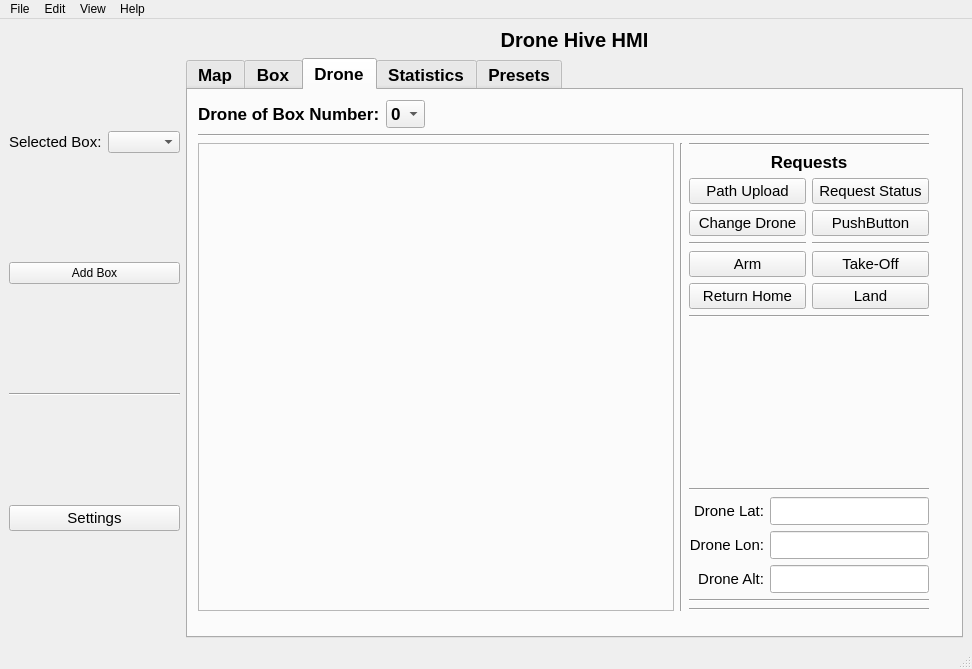
Before: the Qt Designer form ros2_ws/src/hmi/ui/mainwindow.ui in Samwise101/EiRT-AscenD-Robotics, drawn with Qt 5.
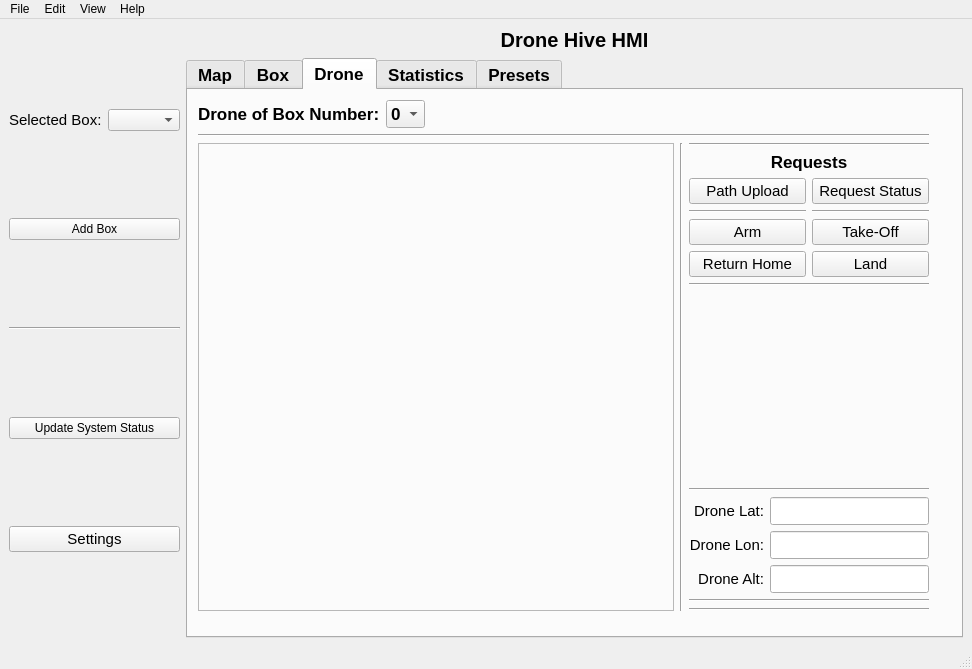
After: the same form once the commit is applied. The open tabs and pages were chosen to show the change. Icons and pictures are not drawn.

Commit message: Added additional gui to backend commands for all push buttons

Patch:
```diff
--- a/ros2_ws/src/hmi/ui/mainwindow.ui
+++ b/ros2_ws/src/hmi/ui/mainwindow.ui
@@ -73,6 +73,13 @@
           </property>
          </widget>
         </item>
+        <item>
+         <widget class="QPushButton" name="updateSystem">
+          <property name="text">
+           <string>Update System Status</string>
+          </property>
+         </widget>
+        </item>
         <item>
          <widget class="QPushButton" name="pushButton1">
           <property name="font">
@@ -621,63 +628,6 @@
                  </item>
                  <item>
                   <layout class="QGridLayout" name="gridLayout_3">
-                   <item row="5" column="0">
-                    <widget class="QPushButton" name="pushButton">
-                     <property name="font">
-                      <font>
-                       <pointsize>11</pointsize>
-                       <weight>50</weight>
-                       <bold>false</bold>
-                      </font>
-                     </property>
-                     <property name="text">
-                      <string>Arm</string>
-                     </property>
-                     <property name="icon">
-                      <iconset resource="../resources/resources.qrc">
-                       <normaloff>:/images/icons/arm_drone.png</normaloff>:/images/icons/arm_drone.png</iconset>
-                     </property>
-                    </widget>
-                   </item>
-                   <item row="2" column="1">
-                    <widget class="Line" name="line_11">
-                     <property name="orientation">
-                      <enum>Qt::Horizontal</enum>
-                     </property>
-                    </widget>
-                   </item>
-                   <item row="1" column="1">
-                    <widget class="QPushButton" name="pushButton_9">
-                     <property name="font">
-                      <font>
-                       <pointsize>11</pointsize>
-                       <weight>50</weight>
-                       <bold>false</bold>
-                      </font>
-                     </property>
-                     <property name="text">
-                      <string>PushButton</string>
-                     </property>
-                    </widget>
-                   </item>
-                   <item row="0" column="1">
-                    <widget class="QPushButton" name="pushButton_6">
-                     <property name="font">
-                      <font>
-                       <pointsize>11</pointsize>
-                       <weight>50</weight>
-                       <bold>false</bold>
-                      </font>
-                     </property>
-                     <property name="text">
-                      <string>Request Status</string>
-                     </property>
-                     <property name="icon">
-                      <iconset resource="../resources/resources.qrc">
-                       <normaloff>:/images/icons/request_status.png</normaloff>:/images/icons/request_status.png</iconset>
-                     </property>
-                    </widget>
-                   </item>
                    <item row="0" column="0">
                     <widget class="QPushButton" name="pushButton_5">
                      <property name="font">
@@ -696,8 +646,8 @@
                      </property>
                     </widget>
                    </item>
-                   <item row="6" column="1">
-                    <widget class="QPushButton" name="pushButton_2">
+                   <item row="0" column="1">
+                    <widget class="QPushButton" name="pushButton_6">
                      <property name="font">
                       <font>
                        <pointsize>11</pointsize>
@@ -706,7 +656,7 @@
                       </font>
                      </property>
                      <property name="text">
-                      <string>Land</string>
+                      <string>Request Status</string>
                      </property>
                      <property name="icon">
                       <iconset resource="../resources/resources.qrc">
@@ -714,7 +664,14 @@
                      </property>
                     </widget>
                    </item>
-                   <item row="5" column="1">
+                   <item row="1" column="1">
+                    <widget class="Line" name="line_11">
+                     <property name="orientation">
+                      <enum>Qt::Horizontal</enum>
+                     </property>
+                    </widget>
+                   </item>
+                   <item row="4" column="1">
                     <widget class="QPushButton" name="pushButton_3">
                      <property name="font">
                       <font>
@@ -732,14 +689,7 @@
                      </property>
                     </widget>
                    </item>
-                   <item row="2" column="0">
-                    <widget class="Line" name="line_12">
-                     <property name="orientation">
-                      <enum>Qt::Horizontal</enum>
-                     </property>
-                    </widget>
-                   </item>
-                   <item row="6" column="0">
+                   <item row="5" column="0">
                     <widget class="QPushButton" name="pushButton_4">
                      <property name="font">
                       <font>
@@ -757,8 +707,33 @@
                      </property>
                     </widget>
                    </item>
+                   <item row="4" column="0">
+                    <widget class="QPushButton" name="pushButton">
+                     <property name="font">
+                      <font>
+                       <pointsize>11</pointsize>
+                       <weight>50</weight>
+                       <bold>false</bold>
+                      </font>
+                     </property>
+                     <property name="text">
+                      <string>Arm</string>
+                     </property>
+                     <property name="icon">
+                      <iconset resource="../resources/resources.qrc">
+                       <normaloff>:/images/icons/arm_drone.png</normaloff>:/images/icons/arm_drone.png</iconset>
+                     </property>
+                    </widget>
+                   </item>
                    <item row="1" column="0">
-                    <widget class="QPushButton" name="pushButton_8">
+                    <widget class="Line" name="line_12">
+                     <property name="orientation">
+                      <enum>Qt::Horizontal</enum>
+                     </property>
+                    </widget>
+                   </item>
+                   <item row="5" column="1">
+                    <widget class="QPushButton" name="pushButton_2">
                      <property name="font">
                       <font>
                        <pointsize>11</pointsize>
@@ -767,7 +742,11 @@
                       </font>
                      </property>
                      <property name="text">
-                      <string>Change Drone</string>
+                      <string>Land</string>
+                     </property>
+                     <property name="icon">
+                      <iconset resource="../resources/resources.qrc">
+                       <normaloff>:/images/icons/drone_land.png</normaloff>:/images/icons/drone_land.png</iconset>
                      </property>
                     </widget>
                    </item>
```
Left out of the diff: 51 changed lines with no effect on the pictures. The commit also changes 4 other files.
